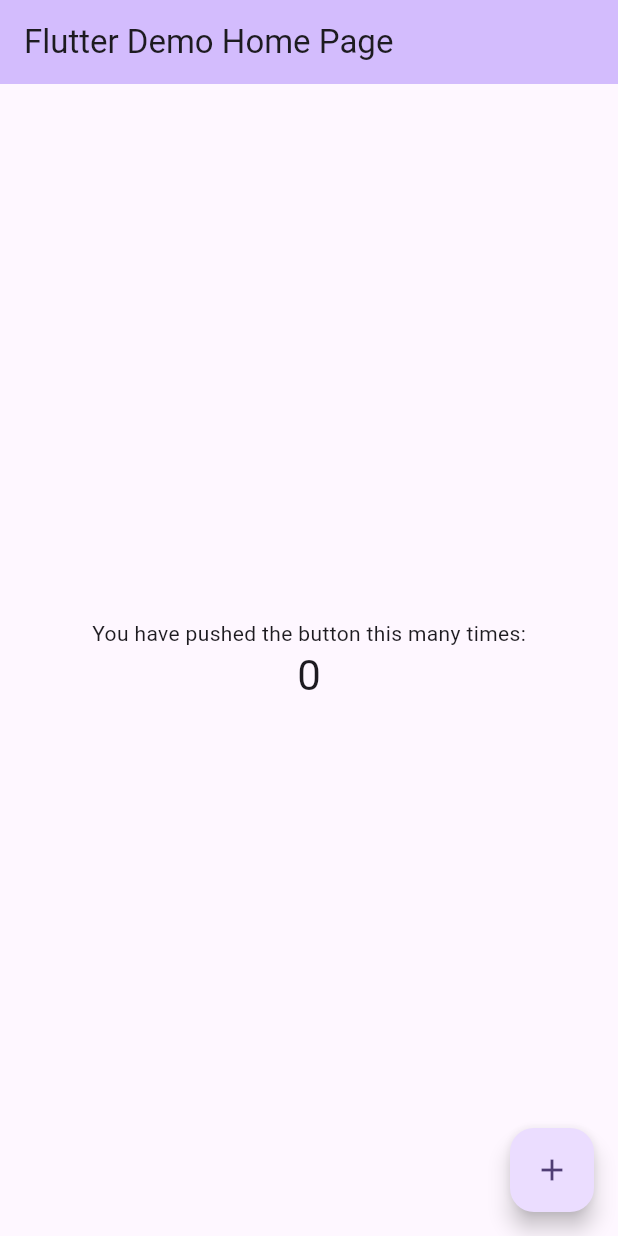
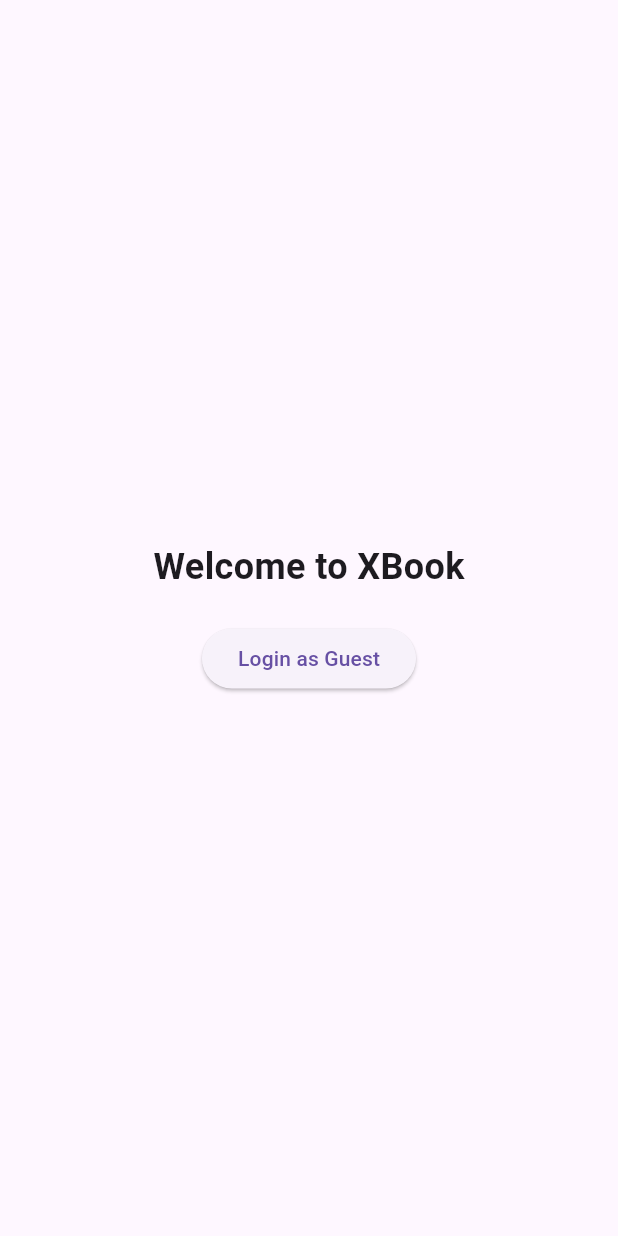
Before and after one commit to manishonc/xbook_main, a Flutter app: the screen it shows after launch, on a phone screen of 412 x 824 dp. Run offline on Flutter 3.47's test engine with Material 3 defaults, Android fonts, the phone set to English and light mode, and no system bars; our stand-ins replace supabase_flutter; accounts and stored records are empty.

Commit message:
Added anonymous authentication

```diff
--- /dev/null
+++ b/lib/app.dart
@@ -0,0 +1,24 @@
+import 'package:flutter/material.dart';
+import 'screens/auth/auth_screen.dart';
+import 'screens/home/home_screen.dart';
+import 'services/supabase_service.dart';
+
+class MyApp extends StatelessWidget {
+  MyApp({Key? key}) : super(key: key);
+
+  @override
+  Widget build(BuildContext context) {
+    return MaterialApp(
+      title: 'XBook',
+      theme: ThemeData(
+        primarySwatch: Colors.blue,
+        visualDensity: VisualDensity.adaptivePlatformDensity,
+      ),
+      initialRoute: supabaseService.currentUser != null ? '/home' : '/login',
+      routes: {
+        '/login': (context) => const AuthScreen(),
+        '/home': (context) => const HomeScreen(),
+      },
+    );
+  }
+}
--- a/lib/main.dart
+++ b/lib/main.dart
@@ -1,125 +1,12 @@
 import 'package:flutter/material.dart';
+import 'app.dart';
+import 'utils/constants.dart';
+import 'services/supabase_service.dart';
 
-void main() {
-  runApp(const MyApp());
+Future<void> main() async {
+  WidgetsFlutterBinding.ensureInitialized();
+
+  await supabaseService.initialize(url: supabaseUrl, anonKey: supabaseAnonKey);
+
+  runApp(MyApp());
 }
-
-class MyApp extends StatelessWidget {
-  const MyApp({super.key});
-
-  // This widget is the root of your application.
-  @override
-  Widget build(BuildContext context) {
-    return MaterialApp(
-      title: 'Flutter Demo',
-      theme: ThemeData(
-        // This is the theme of your application.
-        //
-        // TRY THIS: Try running your application with "flutter run". You'll see
-        // the application has a purple toolbar. Then, without quitting the app,
-        // try changing the seedColor in the colorScheme below to Colors.green
-        // and then invoke "hot reload" (save your changes or press the "hot
-        // reload" button in a Flutter-supported IDE, or press "r" if you used
-        // the command line to start the app).
-        //
-        // Notice that the counter didn't reset back to zero; the application
-        // state is not lost during the reload. To reset the state, use hot
-        // restart instead.
-        //
-        // This works for code too, not just values: Most code changes can be
-        // tested with just a hot reload.
-        colorScheme: ColorScheme.fromSeed(seedColor: Colors.deepPurple),
-        useMaterial3: true,
-      ),
-      home: const MyHomePage(title: 'Flutter Demo Home Page'),
-    );
-  }
-}
-
-class MyHomePage extends StatefulWidget {
-  const MyHomePage({super.key, required this.title});
-
-  // This widget is the home page of your application. It is stateful, meaning
-  // that it has a State object (defined below) that contains fields that affect
-  // how it looks.
-
-  // This class is the configuration for the state. It holds the values (in this
-  // case the title) provided by the parent (in this case the App widget) and
-  // used by the build method of the State. Fields in a Widget subclass are
-  // always marked "final".
-
-  final String title;
-
-  @override
-  State<MyHomePage> createState() => _MyHomePageState();
-}
-
-class _MyHomePageState extends State<MyHomePage> {
-  int _counter = 0;
-
-  void _incrementCounter() {
-    setState(() {
-      // This call to setState tells the Flutter framework that something has
-      // changed in this State, which causes it to rerun the build method below
-      // so that the display can reflect the updated values. If we changed
-      // _counter without calling setState(), then the build method would not be
-      // called again, and so nothing would appear to happen.
-      _counter++;
-    });
-  }
-
-  @override
-  Widget build(BuildContext context) {
-    // This method is rerun every time setState is called, for instance as done
-    // by the _incrementCounter method above.
-    //
-    // The Flutter framework has been optimized to make rerunning build methods
-    // fast, so that you can just rebuild anything that needs updating rather
-    // than having to individually change instances of widgets.
-    return Scaffold(
-      appBar: AppBar(
-        // TRY THIS: Try changing the color here to a specific color (to
-        // Colors.amber, perhaps?) and trigger a hot reload to see the AppBar
-        // change color while the other colors stay the same.
-        backgroundColor: Theme.of(context).colorScheme.inversePrimary,
-        // Here we take the value from the MyHomePage object that was created by
-        // the App.build method, and use it to set our appbar title.
-        title: Text(widget.title),
-      ),
-      body: Center(
-        // Center is a layout widget. It takes a single child and positions it
-        // in the middle of the parent.
-        child: Column(
-          // Column is also a layout widget. It takes a list of children and
-          // arranges them vertically. By default, it sizes itself to fit its
-          // children horizontally, and tries to be as tall as its parent.
-          //
-          // Column has various properties to control how it sizes itself and
-          // how it positions its children. Here we use mainAxisAlignment to
-          // center the children vertically; the main axis here is the vertical
-          // axis because Columns are vertical (the cross axis would be
-          // horizontal).
-          //
-          // TRY THIS: Invoke "debug painting" (choose the "Toggle Debug Paint"
-          // action in the IDE, or press "p" in the console), to see the
-          // wireframe for each widget.
-          mainAxisAlignment: MainAxisAlignment.center,
-          children: <Widget>[
-            const Text(
-              'You have pushed the button this many times:',
-            ),
-            Text(
-              '$_counter',
-              style: Theme.of(context).textTheme.headlineMedium,
-            ),
-          ],
-        ),
-      ),
-      floatingActionButton: FloatingActionButton(
-        onPressed: _incrementCounter,
-        tooltip: 'Increment',
-        child: const Icon(Icons.add),
-      ), // This trailing comma makes auto-formatting nicer for build methods.
-    );
-  }
-}
--- /dev/null
+++ b/lib/screens/auth/auth_screen.dart
@@ -0,0 +1,63 @@
+import 'package:flutter/material.dart';
+import '../../services/supabase_service.dart';
+
+class AuthScreen extends StatefulWidget {
+  const AuthScreen({super.key});
+
+  @override
+  AuthScreenState createState() => AuthScreenState();
+}
+
+class AuthScreenState extends State<AuthScreen> {
+  @override
+  void initState() {
+    super.initState();
+    _checkExistingSession();
+  }
+
+  Future<void> _checkExistingSession() async {
+    final session = await SupabaseService().getSession();
+    if (session != null && mounted) {
+      Navigator.of(context).pushReplacementNamed('/home');
+    }
+  }
+
+  Future<void> _signInAnonymously(BuildContext context) async {
+    try {
+      await SupabaseService().signInAnonymously();
+      if (context.mounted) {
+        Navigator.of(context).pushReplacementNamed('/home');
+      }
+    } catch (error) {
+      if (context.mounted) {
+        ScaffoldMessenger.of(context).showSnackBar(
+          SnackBar(content: Text('Failed to sign in anonymously: $error')),
+        );
+      }
+    }
+  }
+
+  @override
+  Widget build(BuildContext context) {
+    return Scaffold(
+      body: SafeArea(
+        child: Center(
+          child: Column(
+            mainAxisAlignment: MainAxisAlignment.center,
+            children: [
+              const Text(
+                'Welcome to XBook',
+                style: TextStyle(fontSize: 24, fontWeight: FontWeight.bold),
+              ),
+              const SizedBox(height: 20),
+              ElevatedButton(
+                onPressed: () => _signInAnonymously(context),
+                child: const Text('Login as Guest'),
+              ),
+            ],
+          ),
+        ),
+      ),
+    );
+  }
+}
--- /dev/null
+++ b/lib/services/supabase_service.dart
@@ -0,0 +1,35 @@
+import 'package:supabase_flutter/supabase_flutter.dart';
+
+class SupabaseService {
+  static final SupabaseService _instance = SupabaseService._internal();
+  factory SupabaseService() => _instance;
+  SupabaseService._internal();
+
+  late final SupabaseClient _client;
+
+  Future<void> initialize(
+      {required String url, required String anonKey}) async {
+    await Supabase.initialize(url: url, anonKey: anonKey);
+    _client = Supabase.instance.client;
+  }
+
+  SupabaseClient get client => _client;
+
+  Future<void> signInAnonymously() async {
+    await _client.auth.signInAnonymously();
+  }
+
+  Future<void> signOut() async {
+    await _client.auth.signOut();
+  }
+
+  User? get currentUser => _client.auth.currentUser;
+
+  Stream<AuthState> get onAuthStateChange => _client.auth.onAuthStateChange;
+
+  Future<Session?> getSession() async {
+    return _client.auth.currentSession;
+  }
+}
+
+final supabaseService = SupabaseService();
--- a/pubspec.yaml
+++ b/pubspec.yaml
@@ -35,6 +35,8 @@ dependencies:
   # The following adds the Cupertino Icons font to your application.
   # Use with the CupertinoIcons class for iOS style icons.
   cupertino_icons: ^1.0.6
+  supabase_flutter: ^2.6.0
+  font_awesome_flutter: ^10.7.0
 
 dev_dependencies:
   flutter_test:
```
Also changed, not shown: lib/screens/home/home_screen.dart (added, +39 -0 lines), lib/utils/auth_utils.dart (added, +23 -0 lines), lib/utils/constants.dart (added, +19 -0 lines), pubspec.lock, 12 other files.
